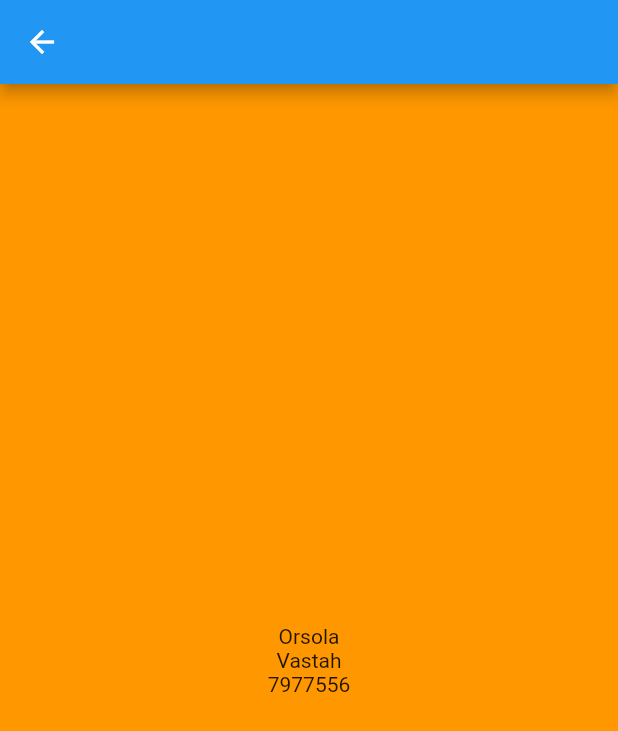
After one commit to dvilcode/adaptive_design, a Flutter app: the screen it shows after launch, after a tap on an icon or button, on a phone screen of 412 x 824 dp. The commit adds this screen. Shown: the top 731 px of the screen. Run offline on Flutter 3.47's test engine with Material 2 defaults, Android fonts, the phone set to English and light mode, and no system bars.

Commit message:
[Dv] - Defined routes to show contacts and person's detail.

```diff
--- a/lib/main.dart
+++ b/lib/main.dart
@@ -1,12 +1,14 @@
 import 'package:flutter/material.dart';
 
-import 'features/home/home_route.dart';
+import 'presentation/features/home/home_route.dart';
 
 void main() {
-  runApp(MyApp());
+  runApp(const MyApp());
 }
 
 class MyApp extends StatelessWidget {
+  const MyApp({Key? key}) : super(key: key);
+
   @override
   Widget build(BuildContext context) {
     return MaterialApp(
@@ -14,7 +16,7 @@ class MyApp extends StatelessWidget {
       theme: ThemeData(
         primarySwatch: Colors.blue,
       ),
-      home: const HomeRoute(title: 'Flutter Demo'),
+      home: const HomeRoute(title: 'Demo Adaptive Design'),
     );
   }
 }
--- /dev/null
+++ b/lib/model/person_dto.dart
@@ -0,0 +1,36 @@
+import 'package:meta/meta.dart';
+
+@immutable
+class PersonDto {
+  const PersonDto({
+    required this.id,
+    required this.phone,
+    required this.firstName,
+    required this.lastName,
+    // required this.date,
+    // required this.description,
+    // required this.alias,
+    // required this.city,
+    // required this.country,
+    // required this.countryCode,
+    // required this.emailUses,
+    // required this.emailFrom,
+    // required this.contacts,
+    // required this.age,
+  });
+
+  final int id;
+  final int phone;
+  final String firstName;
+  final String lastName;
+  // final DateTime date;
+  // final String description;
+  // final String alias;
+  // final String city;
+  // final String country;
+  // final String countryCode;
+  // final String emailUses;
+  // final String emailFrom;
+  // final List<String> contacts;
+  // final int age;
+}
--- /dev/null
+++ b/lib/presentation/features/home/home_route.dart
@@ -0,0 +1,51 @@
+import 'dart:math';
+
+import 'package:adaptive_design/presentation/features/person/person_detail_route.dart';
+
+import '../../../fixtures/people.dart';
+import 'package:flutter/material.dart';
+
+class HomeRoute extends StatelessWidget {
+  const HomeRoute({Key? key, required this.title}) : super(key: key);
+
+  final String title;
+
+  @override
+  Widget build(BuildContext context) {
+    return Scaffold(
+      appBar: AppBar(
+        title: Text(title),
+      ),
+      body: LayoutBuilder(
+        builder: (context, constraints) {
+          return Center(
+            child: ListView(
+              physics: const BouncingScrollPhysics(),
+              children: <Widget>[
+                for (var person in people)
+                  ListTile(
+                    leading: CircleAvatar(
+                      child: Text(
+                        person.firstName.substring(0, 1),
+                      ),
+                      backgroundColor: Colors
+                          .primaries[Random().nextInt(Colors.primaries.length)],
+                      foregroundColor: Colors.white,
+                    ),
+                    title: Text('${person.firstName} ${person.lastName}'),
+                    onTap: () => Navigator.of(context).push(
+                      MaterialPageRoute(
+                        builder: (context) {
+                          return PersonDetailRoute(person: person);
+                        },
+                      ),
+                    ),
+                  ),
+              ],
+            ),
+          );
+        },
+      ),
+    );
+  }
+}
--- /dev/null
+++ b/lib/presentation/features/person/person_detail_route.dart
@@ -0,0 +1,31 @@
+import 'package:flutter/material.dart';
+
+import '../../../model/person_dto.dart';
+
+class PersonDetailRoute extends StatelessWidget {
+  const PersonDetailRoute({
+    required this.person,
+    Key? key,
+  }) : super(key: key);
+
+  final PersonDto person;
+
+  @override
+  Widget build(BuildContext context) {
+    return Scaffold(
+      appBar: AppBar(),
+      body: Container(
+        alignment: Alignment.center,
+        decoration: const BoxDecoration(color: Colors.orange),
+        child: Column(
+          mainAxisAlignment: MainAxisAlignment.center,
+          children: [
+            Text(person.firstName),
+            Text(person.lastName),
+            Text(person.phone.toString()),
+          ],
+        ),
+      ),
+    );
+  }
+}
```
Also changed, not shown: lib/features/home/home_route.dart (deleted, +0 -48 lines), lib/fixtures/people.dart (added, +262 -0 lines).
